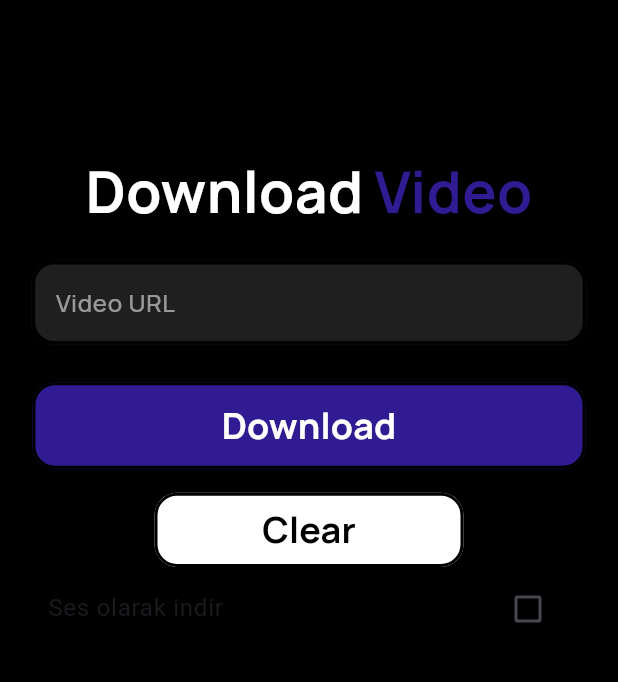
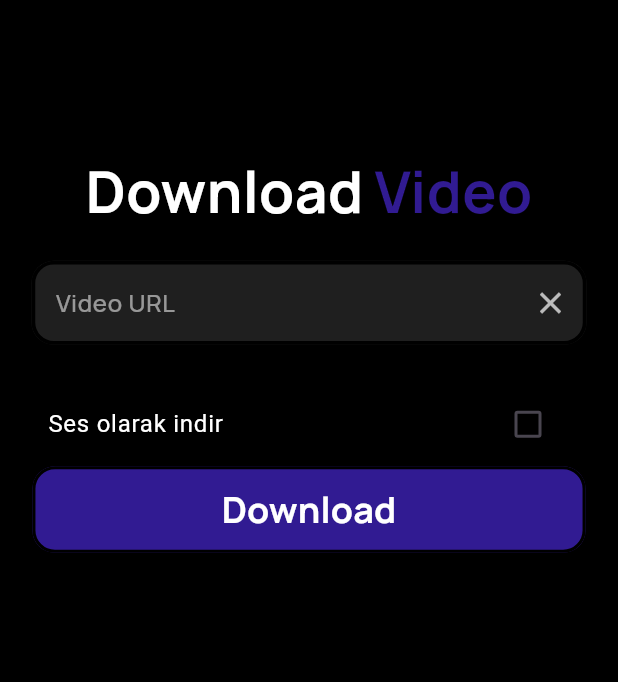
Before and after one commit to berkaykw/VidMagnet, a Flutter app: the screen it shows after launch, on a phone screen of 412 x 824 dp, the part 281-963 px from its top. Run offline on Flutter 3.47's test engine with Material 3 defaults, Android fonts, the phone set to English and light mode, and no system bars.

Commit message:
minor updates

```diff
--- a/flutter_app/lib/screens/Video_Downloader_Screen.dart
+++ b/flutter_app/lib/screens/Video_Downloader_Screen.dart
@@ -37,7 +37,7 @@ class _VideoDownloaderScreenState extends State<VideoDownloaderScreen> {
       );
       return; // durdur
     }
-   final url = Uri.parse('http://10.0.2.2:8000/download');
+    final url = Uri.parse('http://10.0.2.2:8000/download');
     final response = await http.post(
       url,
       headers: {'Content-Type': 'application/json'},
@@ -93,6 +93,18 @@ class _VideoDownloaderScreenState extends State<VideoDownloaderScreen> {
               HeaderText(),
               TextField_URL(controller: _controller),
               SizedBox(height: 25),
+              CheckboxListTile(
+                title: Text(
+                  'Ses olarak indir',
+                  style: TextStyle(color: Colors.white),
+                ),
+                value: _audioOnly,
+                onChanged: (bool? value) {
+                  setState(() {
+                    _audioOnly = value ?? false;
+                  });
+                },
+              ),
               Custom_Button(
                 button_text: "Download",
                 button_color: Colors.deepPurple[900]!,
@@ -104,29 +116,6 @@ class _VideoDownloaderScreenState extends State<VideoDownloaderScreen> {
                 font_weight: FontWeight.w800,
                 font_family: 'Manrope',
               ),
-              SizedBox(height: 16),
-              Custom_Button(
-                button_text: "Clear",
-                button_color: Colors.white,
-                text_color: Colors.black,
-                onPressed: () {
-                  _controller.clear();
-                },
-                width: 0.5,
-                height: 0.06,
-                font_size: 24,
-                font_weight: FontWeight.w800,
-                font_family: 'Manrope',
-              ),
-              CheckboxListTile(
-  title: Text('Ses olarak indir'),
-  value: _audioOnly,
-  onChanged: (bool? value) {
-    setState(() {
-      _audioOnly = value ?? false;
-    });
-  },
-),
             ],
           ),
         ),
--- a/flutter_app/lib/widgets/VideoDownloaderScreen_widgets/textField_url.dart
+++ b/flutter_app/lib/widgets/VideoDownloaderScreen_widgets/textField_url.dart
@@ -12,6 +12,9 @@ class TextField_URL extends StatelessWidget {
                 style: TextStyle(color: Colors.white),
                 controller: controller,
                 decoration: InputDecoration(
+                  suffixIcon: IconButton(onPressed: () {
+                    controller.clear();
+                  }, icon: Icon(Icons.close,color: Colors.white70,)),
                   labelText: "Video URL",
                   labelStyle: TextStyle(
                     color: Colors.white54,
```
